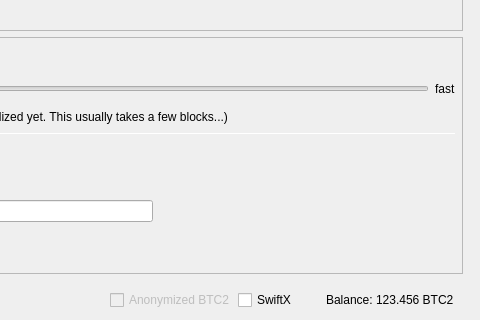
Qt form src/qt/forms/sendcoinsdialog.ui (devzx90/bitcoin2) before a commit; both pictures show x 498 to 978 and y 375 to 695 of the 978 by 695 pixel window.
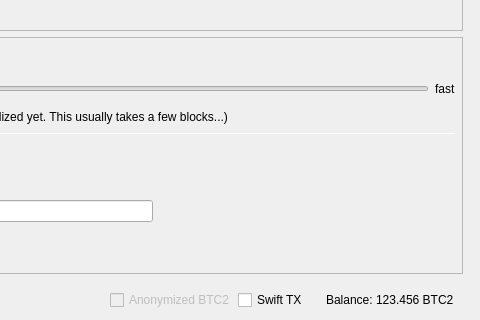
The same form after that commit. Icons and pictures are not drawn. Custom widgets are drawn as their Qt base class.

```diff
--- a/src/qt/forms/sendcoinsdialog.ui
+++ b/src/qt/forms/sendcoinsdialog.ui
@@ -1702,7 +1702,7 @@
                 </size>
                </property>
                <property name="text">
-                <string>SwiftX</string>
+                <string>Swift TX</string>
                </property>
               </widget>
              </item>
```
